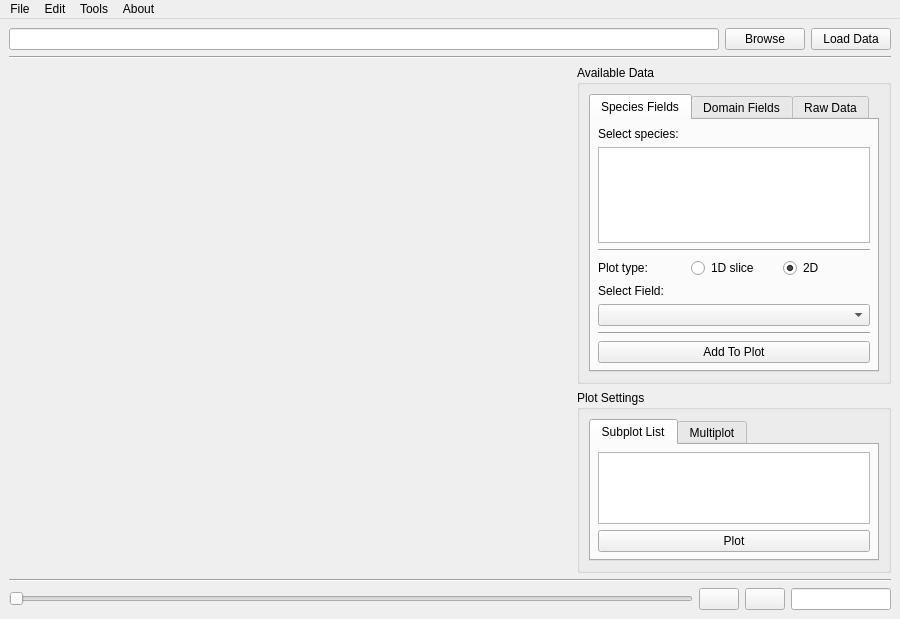
Before: the Qt Designer form VisualPIC/Views/DataVisualizerGUI.ui in AngelFP/VisualPIC, drawn with Qt 5.
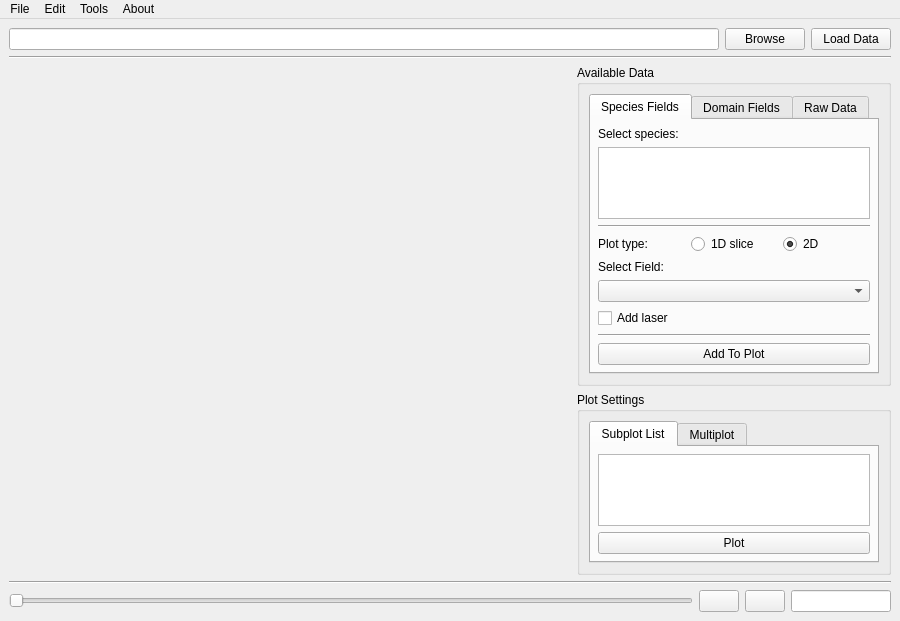
After: the same form once the commit is applied. Icons and pictures are not drawn.

Commit message: Added laser checkbox.

Patch:
```diff
--- a/VisualPIC/Views/DataVisualizerGUI.ui
+++ b/VisualPIC/Views/DataVisualizerGUI.ui
@@ -263,6 +263,13 @@
                   <item>
                    <widget class="QComboBox" name="avSpeciesFields_comboBox"/>
                   </item>
+                  <item>
+                   <widget class="QCheckBox" name="addLaser_checkBox">
+                    <property name="text">
+                     <string>Add laser</string>
+                    </property>
+                   </widget>
+                  </item>
                   <item>
                    <spacer name="verticalSpacer_5">
                     <property name="orientation">
```
